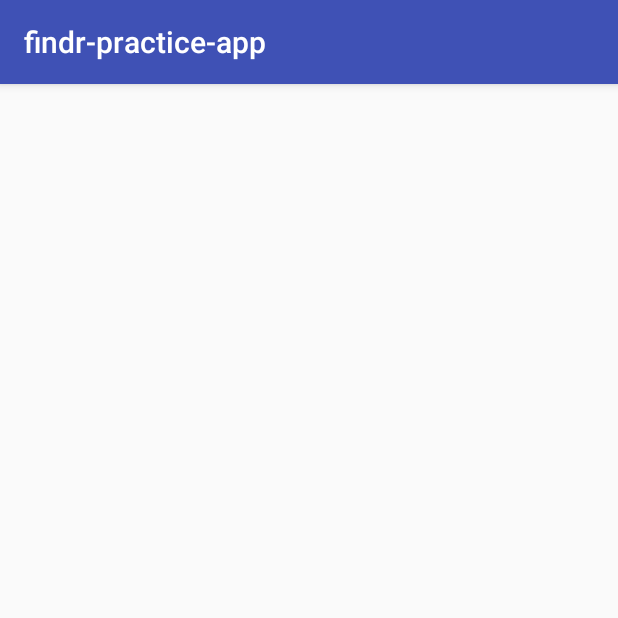
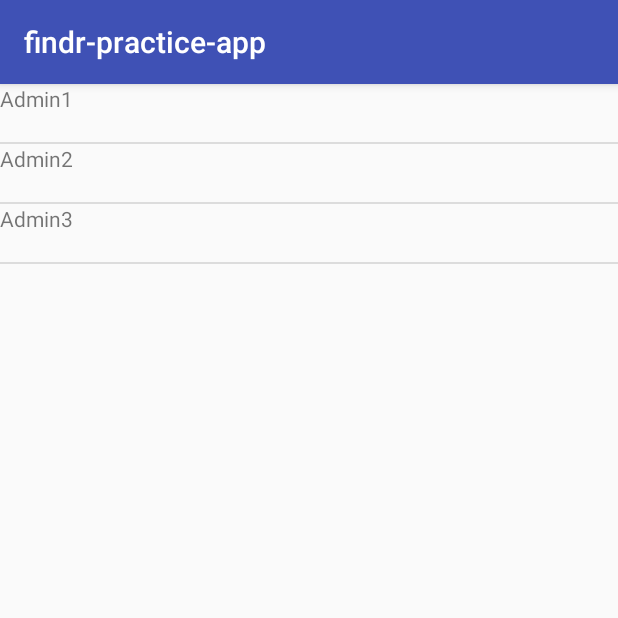
Before and after one commit to ipjamz/practiceapp, an Android app: the AdminActivity screen opened directly, with no data from a screen before it, on a phone screen of 412 x 824 dp, the top half of it. Run offline under Robolectric (Android 15) with nearby library versions, the phone set to English and light mode, and no system bars.

Commit message:
Add custom arrayadapter inflating the view of the activity with array of strings.

```diff
--- /dev/null
+++ b/app/src/main/java/com/example/peter/findr_practice_app/AdminArrayAdapter.java
@@ -0,0 +1,43 @@
+package com.example.peter.findr_practice_app;
+
+import android.content.Context;
+import android.support.annotation.NonNull;
+import android.support.annotation.Nullable;
+import android.view.LayoutInflater;
+import android.view.View;
+import android.view.ViewGroup;
+import android.widget.ArrayAdapter;
+import android.widget.BaseAdapter;
+import android.widget.TextView;
+
+import com.example.peter.findr_practice_app.logics.AdminLogic;
+import com.example.peter.findr_practice_app.models.Admin;
+
+import java.util.List;
+
+/**
+ * Created by peter on 12/4/17.
+ */
+
+public class AdminArrayAdapter extends ArrayAdapter<String> {
+
+    private int i;
+
+    public AdminArrayAdapter(@NonNull Context context, int resource, @NonNull String[] objects) {
+        super(context, resource, objects);
+        i = resource;
+    }
+
+    @NonNull
+    @Override
+    public View getView(int position, @Nullable View convertView, @NonNull ViewGroup parent) {
+        if (convertView == null) {
+            convertView = LayoutInflater.from(getContext()).inflate(i, parent, false);
+            TextView mName = (TextView) convertView.findViewById(R.id.tv_name);
+//            TextView mEmail = (TextView) convertView.findViewById(R.id.tv_email);
+
+            mName.setText(getItem(position));
+        }
+        return convertView;
+    }
+}
--- a/app/src/main/java/com/example/peter/findr_practice_app/AdminListView.java
+++ /dev/null
@@ -1,58 +0,0 @@
-package com.example.peter.findr_practice_app;
-
-import android.content.Context;
-import android.view.LayoutInflater;
-import android.view.View;
-import android.view.ViewGroup;
-import android.widget.BaseAdapter;
-import android.widget.TextView;
-
-import com.example.peter.findr_practice_app.logics.AdminLogic;
-import com.example.peter.findr_practice_app.models.Admin;
-
-import java.util.List;
-
-/**
- * Created by peter on 12/4/17.
- */
-
-public class AdminListView extends BaseAdapter {
-    private Context context;
-    private List<Admin> adminList = getAdminList();
-
-    public AdminListView(Context context) {
-        this.context = context;
-    }
-
-    private List<Admin> getAdminList() {
-        AdminLogic logic = new AdminLogic();
-        return logic.getAdminList();
-    }
-
-    @Override
-    public int getCount() {
-        return adminList.size();
-    }
-
-    @Override
-    public Object getItem(int i) {
-        return adminList.get(i);
-    }
-
-    @Override
-    public long getItemId(int i) {
-        return 0;
-    }
-
-    @Override
-    public View getView(int i, View view, ViewGroup viewGroup) {
-        if (view == null) {
-            view = LayoutInflater.from(context).inflate(R.layout.row_admin, viewGroup, false);
-        }
-        Admin currentItem = (Admin) getItem(i);
-        ((TextView) view.findViewById(R.id.tv_name)).setText(currentItem.getFullname());
-        ((TextView) view.findViewById(R.id.tv_email)).setText(currentItem.getEmail());
-
-        return view;
-    }
-}
--- a/app/src/main/java/com/example/peter/findr_practice_app/activities/AdminActivity.java
+++ b/app/src/main/java/com/example/peter/findr_practice_app/activities/AdminActivity.java
@@ -3,10 +3,9 @@ package com.example.peter.findr_practice_app.activities;
 import android.os.Bundle;
 import android.support.annotation.Nullable;
 import android.support.v7.app.AppCompatActivity;
-import android.util.Log;
 import android.widget.ListView;
 
-import com.example.peter.findr_practice_app.AdminListView;
+import com.example.peter.findr_practice_app.AdminArrayAdapter;
 import com.example.peter.findr_practice_app.R;
 
 /**
@@ -18,9 +17,15 @@ public class AdminActivity extends AppCompatActivity {
     @Override
     protected void onCreate(@Nullable Bundle savedInstanceState) {
         super.onCreate(savedInstanceState);
-        setContentView(R.layout.activity_admin);
-        ListView listView = findViewById(R.id.lv_admins);
-        AdminListView adminListView = new AdminListView(this);
-        listView.setAdapter(adminListView);
+
+        String[] admins = {"Admin1", "Admin2", "Admin3"};
+//        ArrayAdapter<String> arrayAdapter = new ArrayAdapter<String>(this, R.layout.activity_admin, R.id.tv_name, admins);
+        AdminArrayAdapter adapter = new AdminArrayAdapter(this, R.layout.activity_admin, admins);
+        ListView listView = new ListView(this);
+        listView.setAdapter(adapter);
+
+        setContentView(listView);
+
     }
+
 }
--- a/app/src/main/java/com/example/peter/findr_practice_app/activities/MainActivity.java
+++ b/app/src/main/java/com/example/peter/findr_practice_app/activities/MainActivity.java
@@ -9,6 +9,7 @@ import android.widget.Button;
 import com.example.peter.findr_practice_app.R;
 
 public class MainActivity extends AppCompatActivity {
+
 
     @Override
     protected void onCreate(Bundle savedInstanceState) {
@@ -27,6 +28,7 @@ public class MainActivity extends AppCompatActivity {
         ((Button) findViewById(R.id.btn_merchant)).setOnClickListener(new View.OnClickListener() {
             @Override
             public void onClick(View view) {
+
             }
         });
     }
--- a/app/src/main/res/layout/activity_admin.xml
+++ b/app/src/main/res/layout/activity_admin.xml
@@ -1,12 +1,18 @@
 <?xml version="1.0" encoding="utf-8"?>
 <LinearLayout xmlns:android="http://schemas.android.com/apk/res/android"
+    android:id="@+id/lv_admin"
     android:layout_width="match_parent"
     android:layout_height="match_parent"
     android:orientation="vertical">
 
-    <ListView
-        android:id="@+id/lv_admins"
-        android:layout_width="match_parent"
-        android:layout_height="match_parent"></ListView>
+    <TextView
+        android:id="@+id/tv_name"
+        android:layout_width="wrap_content"
+        android:layout_height="wrap_content" />
+
+    <TextView
+        android:id="@+id/tv_email"
+        android:layout_width="wrap_content"
+        android:layout_height="wrap_content" />
 
 </LinearLayout>
--- a/app/src/main/res/layout/row_admin.xml
+++ b/app/src/main/res/layout/row_admin.xml
@@ -17,4 +17,8 @@
         android:layout_height="wrap_content"
         android:hint="email: peter@gmail.com" />
 
+    <Button
+        android:layout_width="wrap_content"
+        android:layout_height="wrap_content" />
+
 </LinearLayout>
```
Also changed, not shown: app/src/main/java/com/example/peter/findr_practice_app/activities/AuthCallback.java (added, +13 -0 lines), app/src/main/java/com/example/peter/findr_practice_app/activities/LoginActivity.java (+28 -20 lines), app/src/main/java/com/example/peter/findr_practice_app/logics/AuthLogic.java (+36 -0 lines).
